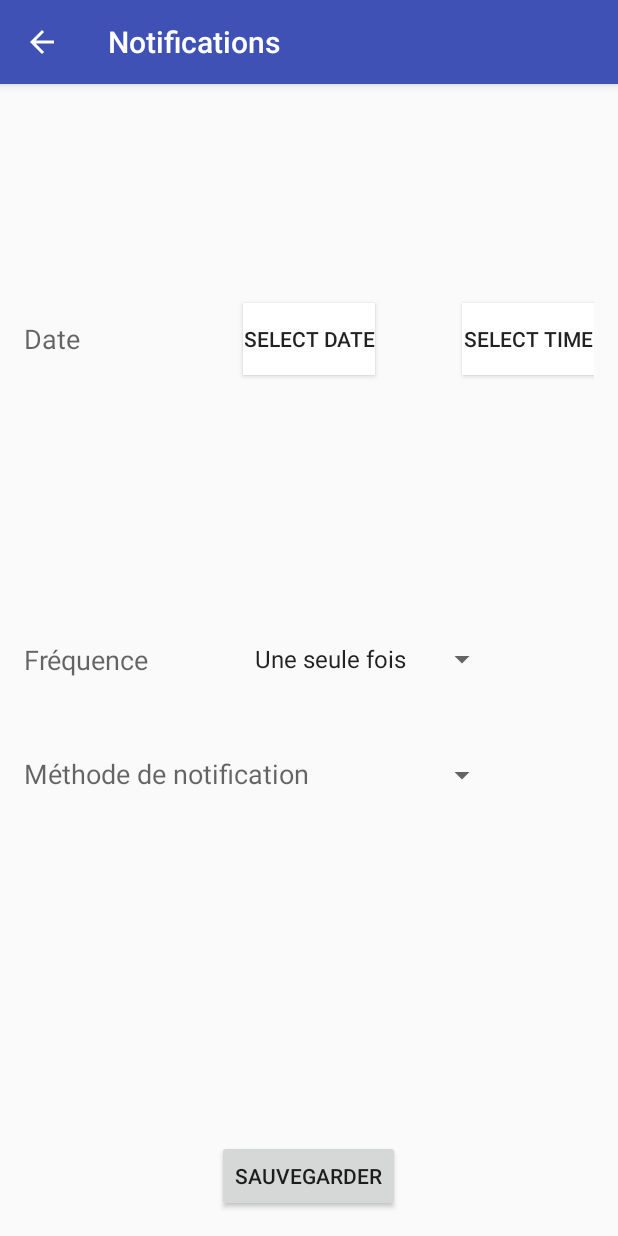
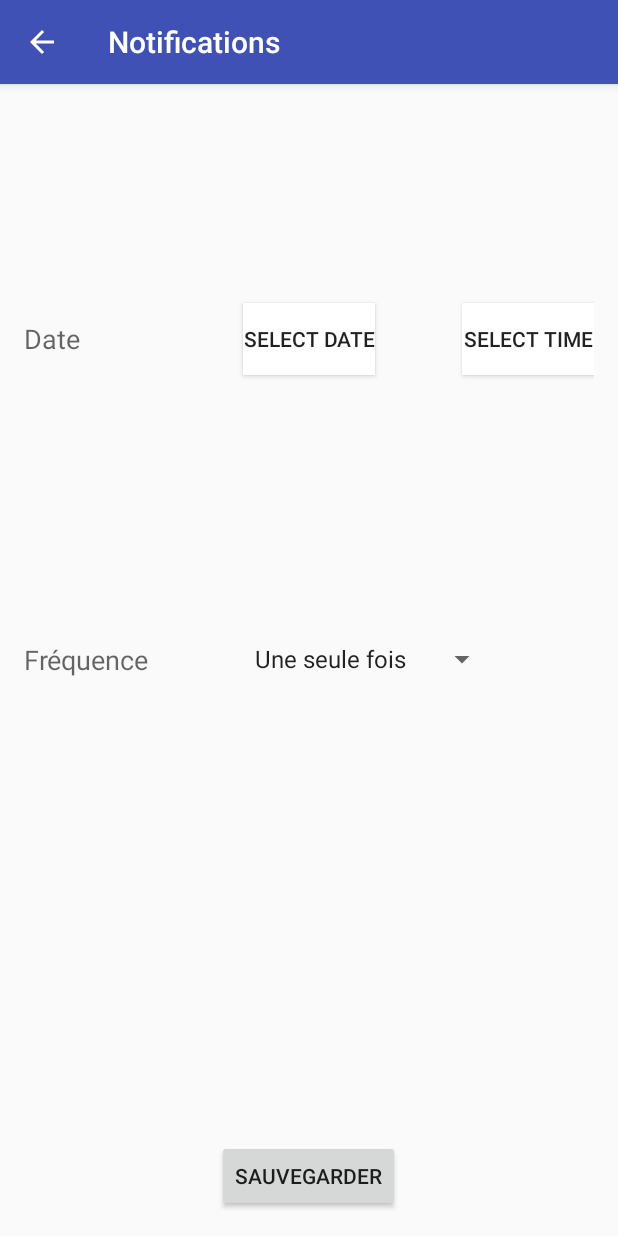
Before and after one commit to NicoDzcl/ShopTic, an Android app: the NotifierActivity screen opened directly, with no data from a screen before it, on a phone screen of 412 x 824 dp. Run offline under Robolectric (Android 15) with nearby library versions, the phone set to English and light mode, and no system bars.

```diff
--- a/Courses/app/src/main/res/layout/notifier_activity.xml
+++ b/Courses/app/src/main/res/layout/notifier_activity.xml
@@ -51,25 +51,6 @@
         android:layout_alignTop="@+id/textView3"
         android:layout_alignStart="@+id/btn_date" />
 
-    <TextView
-        android:layout_width="wrap_content"
-        android:layout_height="wrap_content"
-        android:textAppearance="?android:attr/textAppearanceMedium"
-        android:text="Méthode de notification"
-        android:id="@+id/textView4"
-        android:layout_marginTop="52dp"
-        android:layout_below="@+id/spinner"
-        android:layout_alignParentStart="true" />
-
-    <Spinner
-        android:layout_width="wrap_content"
-        android:layout_height="wrap_content"
-        android:id="@+id/spinner2"
-        android:layout_alignBaseline="@+id/textView4"
-        android:layout_alignBottom="@+id/textView4"
-        android:layout_alignEnd="@+id/spinner"
-        android:layout_toEndOf="@+id/btn_date" />
-
     <Button
         android:layout_width="wrap_content"
         android:layout_height="wrap_content"
```
Also changed, not shown: Courses/app/src/main/java/com/example/nicolas/shoptic/NotifierActivity.java (+17 -70 lines), Courses/app/src/main/java/com/example/nicolas/shoptic/Receiver.java (+6 -4 lines), Courses/app/src/main/java/com/example/nicolas/shoptic/ShopTicApplication.java (+32 -8 lines).
